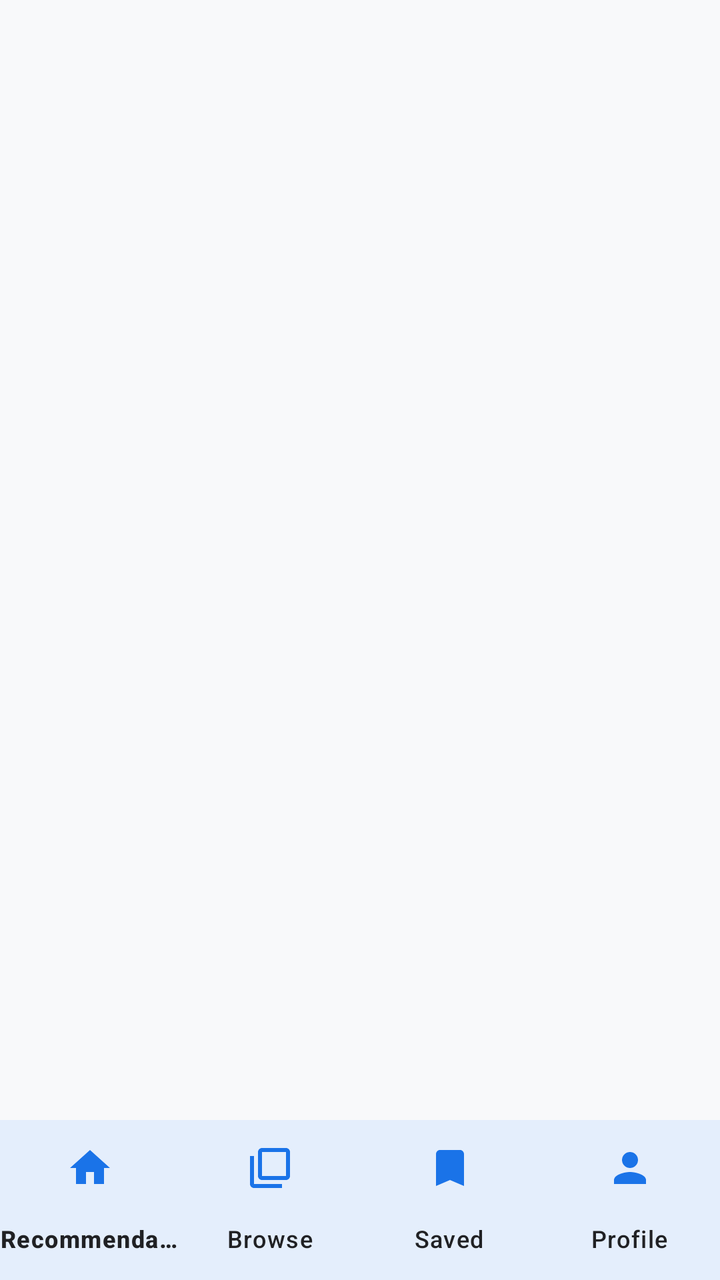
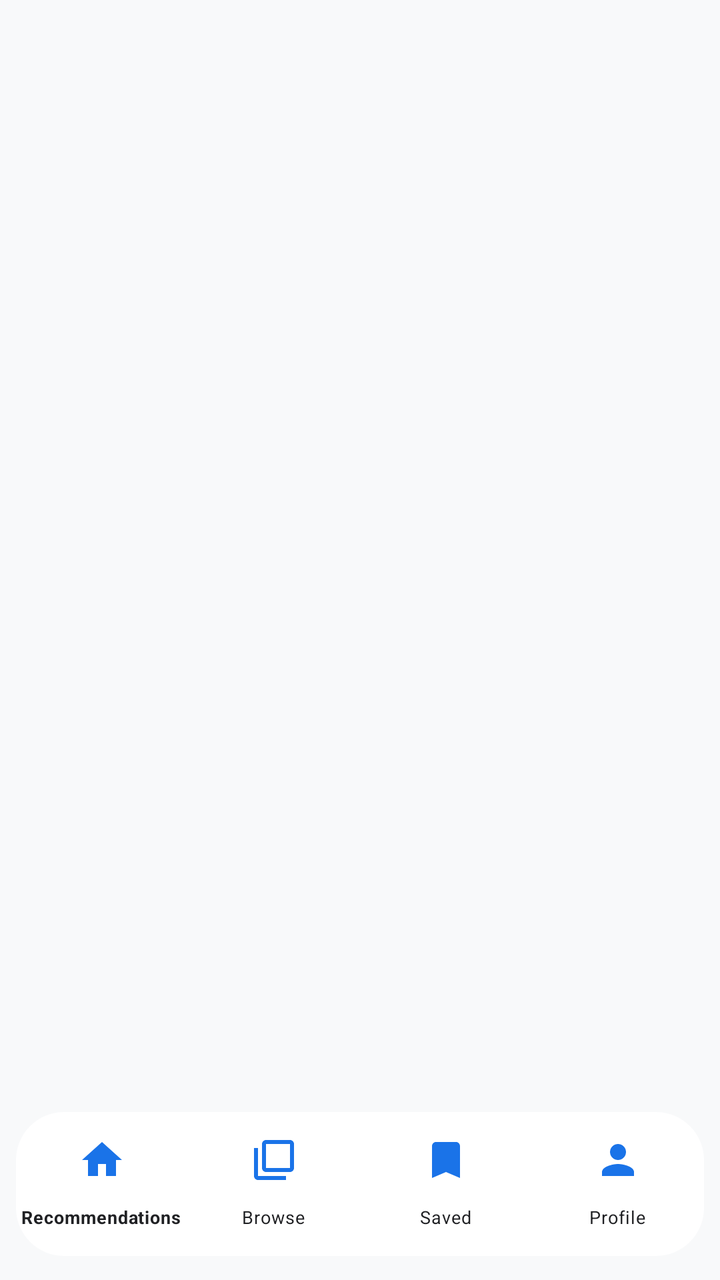

Before-and-after screenshots of an Android layout around one commit, followed by the original layout XML and the change that was made.
<!-- AndroidManifest.xml: application theme Theme.Yojnika -->
<!-- res/layout/activity_main.xml -->
<?xml version="1.0" encoding="utf-8"?>
<androidx.constraintlayout.widget.ConstraintLayout xmlns:android="http://schemas.android.com/apk/res/android"
    xmlns:app="http://schemas.android.com/apk/res-auto"
    android:id="@+id/main_root"
    android:layout_width="match_parent"
    android:layout_height="match_parent"
    android:background="@color/background">

    <FrameLayout
        android:id="@+id/fragment_container"
        android:layout_width="0dp"
        android:layout_height="0dp"
        app:layout_constraintBottom_toTopOf="@+id/bottom_navigation"
        app:layout_constraintEnd_toEndOf="parent"
        app:layout_constraintStart_toStartOf="parent"
        app:layout_constraintTop_toTopOf="parent" />

    <com.google.android.material.bottomnavigation.BottomNavigationView
        android:id="@+id/bottom_navigation"
        android:layout_width="0dp"
        android:layout_height="wrap_content"
        android:background="@color/surface"
        app:elevation="8dp"
        app:itemIconTint="@color/primary"
        app:itemTextColor="@color/text_primary"
        app:labelVisibilityMode="labeled"
        app:layout_constraintBottom_toBottomOf="parent"
        app:layout_constraintEnd_toEndOf="parent"
        app:layout_constraintStart_toStartOf="parent"
        app:menu="@menu/bottom_nav_menu" />

</androidx.constraintlayout.widget.ConstraintLayout>
<!-- resources referenced by this layout -->
<resources>
  <color name="background">#F8F9FA</color>
  <color name="primary">#1A73E8</color>
  <color name="surface">#FFFFFF</color>
  <color name="text_primary">#202124</color>
  <style name="Theme.Yojnika" parent="Theme.Material3.DayNight.NoActionBar">
          
          <item name="colorPrimary">@color/primary</item>
          <item name="colorPrimaryVariant">@color/primary_dark</item>
          <item name="colorOnPrimary">@color/on_primary</item>
  
          
          <item name="colorSecondary">@color/secondary</item>
          <item name="colorSecondaryVariant">@color/secondary_dark</item>
          <item name="colorOnSecondary">@color/on_secondary</item>
  
          
          <item name="android:statusBarColor">@color/primary</item>
          <item name="android:windowLightStatusBar" tools:targetApi="m">false</item>
          <item name="android:navigationBarColor">@color/surface</item>
          <item name="android:windowLightNavigationBar" tools:targetApi="o_mr1">true</item>
  
          
          <item name="android:windowBackground">@color/background</item>
          <item name="colorSurface">@color/surface</item>
          <item name="colorOnSurface">@color/text_primary</item>
      </style>
  <color name="primary_dark">#1557B0</color>
  <color name="on_primary">#FFFFFF</color>
  <color name="secondary">#34A853</color>
  <color name="secondary_dark">#1E8E3E</color>
  <color name="on_secondary">#FFFFFF</color>
</resources>

<!-- the commit's change to res/layout/activity_main.xml (unified diff, before → after) -->
@@ -18,12 +18,20 @@
     <com.google.android.material.bottomnavigation.BottomNavigationView
         android:id="@+id/bottom_navigation"
         android:layout_width="0dp"
-        android:layout_height="wrap_content"
-        android:background="@color/surface"
-        app:elevation="8dp"
+        android:layout_height="72dp"
+        android:layout_marginStart="8dp"
+        android:layout_marginEnd="8dp"
+        android:layout_marginBottom="12dp"
+        android:background="@drawable/bg_bottom_navigation"
+        android:elevation="8dp"
         app:itemIconTint="@color/primary"
         app:itemTextColor="@color/text_primary"
+        app:itemTextAppearanceActive="@style/BottomNavText"
+        app:itemTextAppearanceInactive="@style/BottomNavText"
+
         app:labelVisibilityMode="labeled"
+
+
         app:layout_constraintBottom_toBottomOf="parent"
         app:layout_constraintEnd_toEndOf="parent"
         app:layout_constraintStart_toStartOf="parent"
<!-- resource entries referenced after the edit -->
@@ -4,6 +4,21 @@
   <color name="primary">#1A73E8</color>
   <color name="surface">#FFFFFF</color>
   <color name="text_primary">#202124</color>
+  <!-- drawable bg_bottom_navigation (drawable) -->
+  <?xml version="1.0" encoding="utf-8"?>
+  <shape xmlns:android="http://schemas.android.com/apk/res/android"
+      android:shape="rectangle">
+  
+      <solid android:color="@color/surface" />
+  
+      <corners android:radius="24dp" />
+  
+  </shape>
+  <style name="BottomNavText" parent="TextAppearance.MaterialComponents.Caption">
+          <item name="android:textSize">9sp</item>
+          <item name="android:maxLines">1</item>
+          <item name="android:ellipsize">none</item>
+      </style>
   <style name="Theme.Yojnika" parent="Theme.Material3.DayNight.NoActionBar">
           
           <item name="colorPrimary">@color/primary</item>
